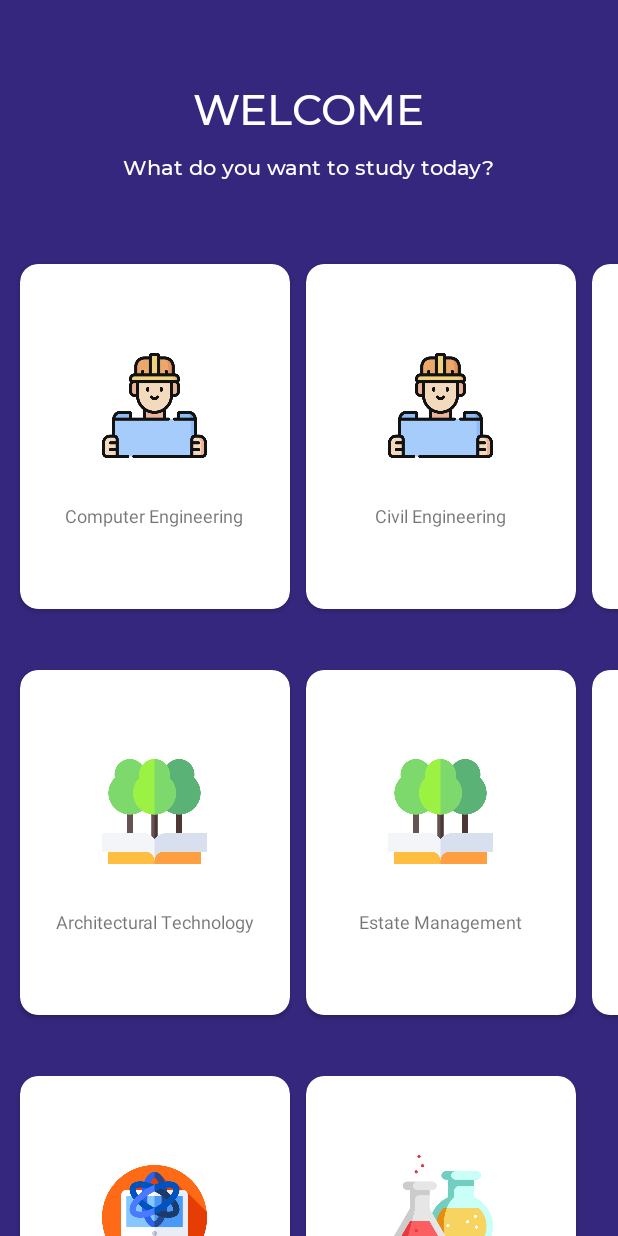
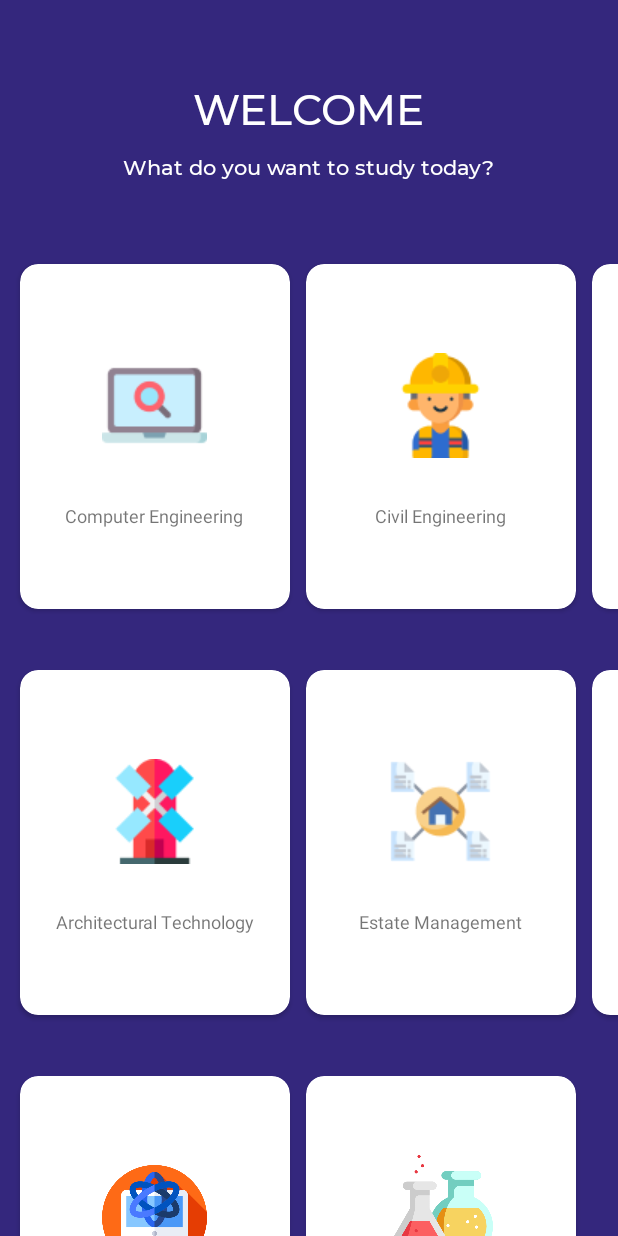
Before and after one commit to ochukoemmanuel/schoolproject, an Android app: the screen it shows after launch (MainActivity), on a phone screen of 412 x 824 dp. Run offline under Robolectric (Android 15) with nearby library versions, the phone set to English and light mode, and no system bars.

Commit message:
Change icons to match titles

```diff
--- a/app/src/main/java/com/ebeatsz/schoolproject/MainActivity.java
+++ b/app/src/main/java/com/ebeatsz/schoolproject/MainActivity.java
@@ -43,20 +43,20 @@ public class MainActivity extends AppCompatActivity {
 
         // Category 4
         categoryItemList4 = new ArrayList<CategoryItem>();
-        categoryItemList4.add(new CategoryItem(3, R.drawable.sch_man, "Accountancy"));
-        categoryItemList4.add(new CategoryItem(4, R.drawable.sch_man, "Business Administration"));
+        categoryItemList4.add(new CategoryItem(3, R.drawable.a, "Accountancy"));
+        categoryItemList4.add(new CategoryItem(4, R.drawable.ba, "Business Administration"));
 
         // Category 1
         categoryItemList = new ArrayList<CategoryItem>();
-        categoryItemList.add(new CategoryItem(0, R.drawable.sch_tech, "Computer Engineering"));
-        categoryItemList.add(new CategoryItem(1, R.drawable.sch_tech, "Civil Engineering"));
-        categoryItemList.add(new CategoryItem(2, R.drawable.sch_tech, "Electrical Electronics Engineering"));
+        categoryItemList.add(new CategoryItem(0, R.drawable.ce, "Computer Engineering"));
+        categoryItemList.add(new CategoryItem(1, R.drawable.civile, "Civil Engineering"));
+        categoryItemList.add(new CategoryItem(2, R.drawable.eee, "Electrical Electronics Engineering"));
 
         // Category 2
         categoryItemList2 = new ArrayList<CategoryItem>();
-        categoryItemList2.add(new CategoryItem(1, R.drawable.sch_env, "Architectural Technology"));
-        categoryItemList2.add(new CategoryItem(2, R.drawable.sch_env, "Estate Management"));
-        categoryItemList2.add(new CategoryItem(3, R.drawable.sch_env, "Quantity Surveying"));
+        categoryItemList2.add(new CategoryItem(1, R.drawable.at, "Architectural Technology"));
+        categoryItemList2.add(new CategoryItem(2, R.drawable.em, "Estate Management"));
+        categoryItemList2.add(new CategoryItem(3, R.drawable.qs, "Quantity Surveying"));
 
 
         allCategoryList = new ArrayList<AllCategory>();
```
Also changed, not shown: app/src/main/res/drawable/a.png (added), app/src/main/res/drawable/at.png (added), app/src/main/res/drawable/ba.png (added), app/src/main/res/drawable/ce.png (added), app/src/main/res/drawable/civile.png (added), app/src/main/res/drawable/eee.png (added), app/src/main/res/drawable/em.png (added), app/src/main/res/drawable/qs.png (added).
